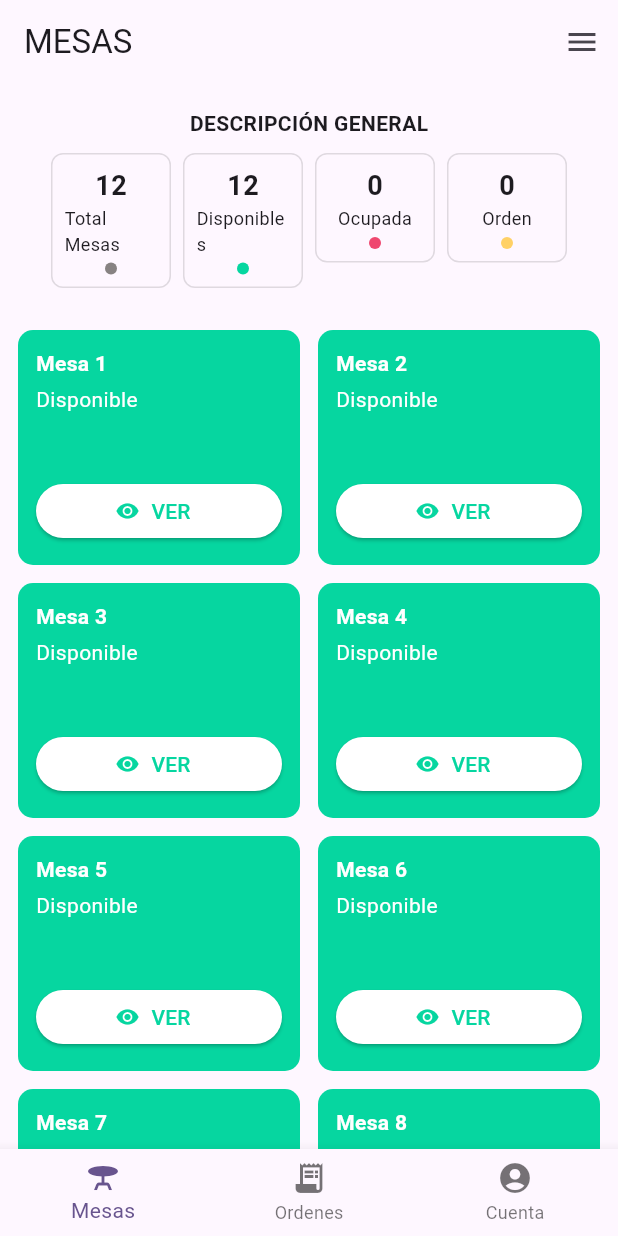
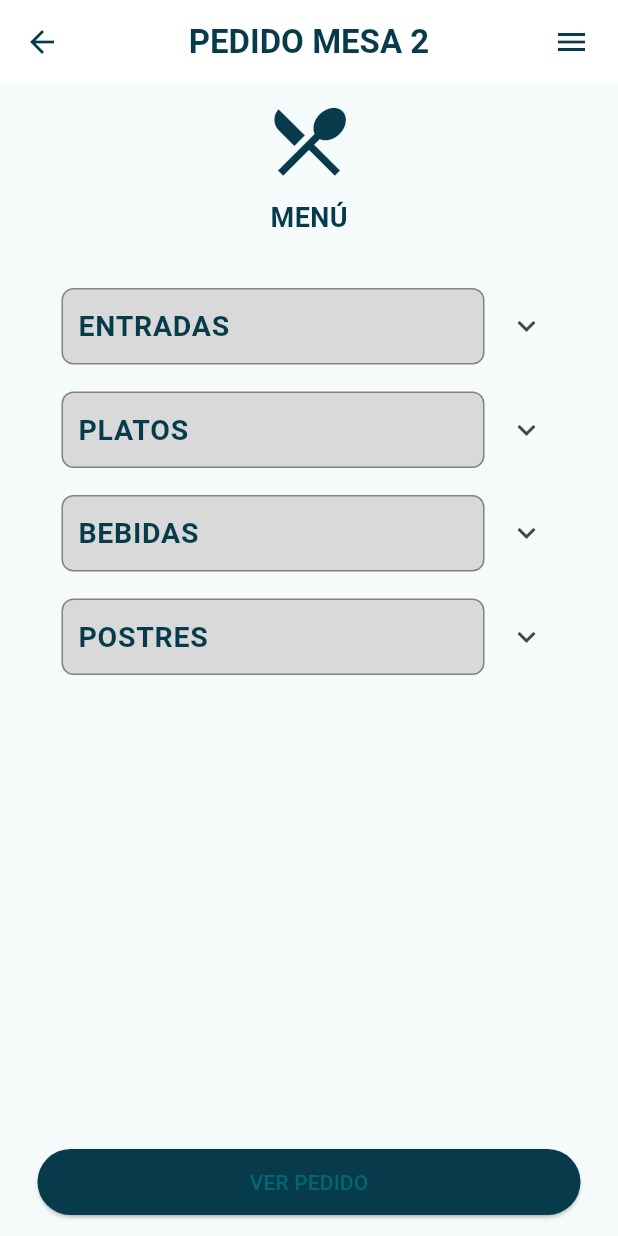
Before and after one commit to Bela1810/SmartDinner, a Flutter app: the screen it shows after launch, on a phone screen of 412 x 824 dp. Run offline on Flutter 3.47's test engine with Material 3 defaults, Android fonts, the phone set to English and light mode, and no system bars.

Commit message:
menu item started, hay que arreglar cositassss

```diff
--- a/lib/main.dart
+++ b/lib/main.dart
@@ -1,4 +1,5 @@
 import 'package:flutter/material.dart';
+import 'package:smartdinner/ui/screens/menu_screen/menu_screen.dart';
 import 'package:smartdinner/ui/screens/table_screen/table_screen.dart';
 
 void main() {
@@ -14,10 +15,10 @@ class MyApp extends StatelessWidget {
       title: 'Flutter Demo',
       debugShowCheckedModeBanner: false,
       theme: ThemeData(
-        colorScheme: ColorScheme.fromSeed(seedColor: Colors.deepPurple),
+        colorScheme: ColorScheme.fromSeed(seedColor: Colors.white),
         useMaterial3: true,
       ),
-      home: TableScreen(),
+      home: MenuPage(),
     );
   }
 }
--- /dev/null
+++ b/lib/ui/screens/menu_screen/menu_screen.dart
@@ -0,0 +1,195 @@
+import 'package:flutter/material.dart';
+
+class MenuPage extends StatefulWidget {
+  const MenuPage({super.key});
+
+  @override
+  State<MenuPage> createState() => _MenuPageState();
+}
+
+class _MenuPageState extends State<MenuPage> {
+  String selectedCategory = 'Entradas';
+
+  final List<String> categories = ['Entradas', 'Platos', 'Bebidas', 'Postres'];
+
+  final Map<String, List<Map<String, dynamic>>> menuItems = {
+    'Entradas': [
+      {
+        'nombre': 'Pan Tostado',
+        'precio': '10.000 COP',
+        'imagen': 'https://www.themealdb.com/images/media/meals/llcbn01574260722.jpg/medium',
+      },
+      {
+        'nombre': 'Papas Canadienses',
+        'precio': '12.000 COP',
+        'imagen': 'https://www.themealdb.com/images/media/meals/llcbn01574260722.jpg/medium',
+      },
+      {
+        'nombre': 'Tartas de Pollo',
+        'precio': '12.000 COP',
+        'imagen': 'https://www.themealdb.com/images/media/meals/llcbn01574260722.jpg/medium',
+      },
+      // Añadir nuevo ítem
+      {
+        'nombre': 'Tartas de Pollo - Nuevo',
+        'precio': '15.000 COP',
+        'imagen': 'https://www.themealdb.com/images/media/meals/llcbn01574260722.jpg/medium',
+      },
+    ],
+    'Platos': [
+      {
+        'nombre': 'Pan Tostado',
+        'precio': '10.000 COP',
+        'imagen': 'https://www.themealdb.com/images/media/meals/llcbn01574260722.jpg/medium',
+      },
+      {
+        'nombre': 'Papas Canadienses',
+        'precio': '12.000 COP',
+        'imagen': 'https://www.themealdb.com/images/media/meals/llcbn01574260722.jpg/medium',
+      },
+    ],
+    'Bebidas': [
+      {
+        'nombre': 'Pan Tostado',
+        'precio': '10.000 COP',
+        'imagen': 'https://www.themealdb.com/images/media/meals/llcbn01574260722.jpg/medium',
+      },
+      {
+        'nombre': 'Papas Canadienses',
+        'precio': '12.000 COP',
+        'imagen': 'https://www.themealdb.com/images/media/meals/llcbn01574260722.jpg/medium',
+      },
+    ],
+    'Postres': [
+      {
+        'nombre': 'Pan Tostado',
+        'precio': '10.000 COP',
+        'imagen': 'https://www.themealdb.com/images/media/meals/llcbn01574260722.jpg/medium',
+      },
+      {
+        'nombre': 'Papas Canadienses',
+        'precio': '12.000 COP',
+        'imagen': 'https://www.themealdb.com/images/media/meals/llcbn01574260722.jpg/medium',  // Todo esto son datos quemados
+      },
+    ],
+  };
+
+  @override
+  Widget build(BuildContext context) {
+    return Scaffold(
+      appBar: AppBar(
+        title: const Text('PEDIDO MESA 2',
+            style: TextStyle(
+                fontSize: 22,
+                fontWeight: FontWeight.bold,
+                color: Color(0xFF073B4C))),
+        centerTitle: true,
+        backgroundColor: Colors.white,
+        elevation: 0,
+        leading: const BackButton(color: Color(0xFF073B4C)),
+        actions: const [
+          Padding(
+            padding: EdgeInsets.only(right: 19),
+            child: Icon(Icons.menu, color: Color(0xFF073B4C)),  //hay que configurar el menu de tres barras
+          )
+        ],
+      ),
+      body: Padding(
+        padding: const EdgeInsets.symmetric(horizontal: 25),
+        child: Column(
+          crossAxisAlignment: CrossAxisAlignment.center,
+          children: [
+            const SizedBox(height: 8),
+            const Icon(Icons.restaurant_menu,
+                size: 60, color: Color(0xFF073B4C)),  //Aqui hay que poner el logo
+            const SizedBox(height: 8),
+            const Text('MENÚ',
+                style: TextStyle(
+                  fontSize: 18,
+                  fontWeight: FontWeight.bold,
+                  color: Color(0xFF073B4C),
+                )),
+            const SizedBox(height: 25),
+            Expanded(
+              child: ListView(
+                children: categories.map((category) {
+                  final List<Map<String, dynamic>> items =
+                      menuItems[category] ?? [];
+                  return ExpansionTile(
+                    title: Container(
+                      padding: const EdgeInsets.all(10),
+                      decoration: BoxDecoration(
+                        color: Color(0xFFD9D9D9),
+                        border: Border.all(
+                            color: Color(0xFF878282), width: 1),
+                        borderRadius: BorderRadius.circular(8),
+                      ),
+                      child: Text(
+                        category.toUpperCase(),
+                        style: const TextStyle(
+                          fontSize: 19,
+                          fontWeight: FontWeight.bold,
+                          color: Color(0xFF073B4C),
+                        ),
+                      ),
+                    ),
+                    children: items.map((item) {
+                      return Container(
+                        padding: EdgeInsets.all(10),
+                        child: Card(
+                          shape: RoundedRectangleBorder(
+                            borderRadius: BorderRadius.circular(8),
+                            side: const BorderSide(
+                                color: Color(0xFF073B4C), width: 2),
+                          ),
+                          child: ListTile(
+                            leading: Container(
+                              width: 70,
+                              height: 70,
+                              decoration: BoxDecoration(
+                                image: DecorationImage(
+                                  image: NetworkImage(item['imagen']),
+                                  fit: BoxFit.cover,
+                                ),
+                                borderRadius: BorderRadius.circular(8),
+                              ),
+                            ),
+                            title: Text(item['nombre'],
+                                style: const TextStyle(
+                                    fontWeight: FontWeight.bold,
+                                    fontSize: 16)),
+                            subtitle: Text(item['precio']),
+                            trailing: const Icon(Icons.add_circle_outline,
+                                color: Color(0xFF073B4C)),
+                          ),
+                        ),
+                      );
+                    }).toList(),
+                  );
+                }).toList(),
+              ),
+            ),
+            Container(
+              width: double.infinity,
+              margin: const EdgeInsets.symmetric(vertical: 12),
+              child: ElevatedButton(
+                onPressed: () {},
+                style: ElevatedButton.styleFrom(
+                  backgroundColor: const Color(0xFF073B4C),
+                  shape: RoundedRectangleBorder(
+                    borderRadius: BorderRadius.circular(30),
+                  ),
+                  padding: const EdgeInsets.symmetric(vertical: 12),
+                ),
+                child: const Text('VER PEDIDO'),
+              ),
+            ),
+          ],
+        ),
+      ),
+    );
+  }
+
+}
+
+//Falta arreglar el tamaño de cada item que se vea mas grande juntos con la imagen  y falta separar mas cada categoria para que no se vea pegado
--- a/lib/ui/screens/table_screen/table_screen.dart
+++ b/lib/ui/screens/table_screen/table_screen.dart
@@ -1,4 +1,8 @@
 import 'package:flutter/material.dart';
+import 'package:smartdinner/ui/widgets/bottom_nav_bar.dart';
+import 'package:smartdinner/ui/widgets/table_card.dart';
+import 'package:smartdinner/ui/widgets/table_description.dart';
+
 
 class TableScreen extends StatefulWidget {
   const TableScreen({super.key});
@@ -8,169 +12,59 @@ class TableScreen extends StatefulWidget {
 }
 
 class _TableScreenState extends State<TableScreen> {
-  List<Map<String, String>> mesas = [
-    {"nombre": "Mesa 1", "estado": "Disponible"},
-    {"nombre": "Mesa 2", "estado": "Disponible"},
-    {"nombre": "Mesa 3", "estado": "Disponible"},
-    {"nombre": "Mesa 4", "estado": "Disponible"},
-    {"nombre": "Mesa 5", "estado": "Disponible"},
-    {"nombre": "Mesa 6", "estado": "Disponible"},
-    {"nombre": "Mesa 7", "estado": "Disponible"},
-    {"nombre": "Mesa 8", "estado": "Disponible"},
-    {"nombre": "Mesa 9", "estado": "Disponible"},
-    {"nombre": "Mesa 10", "estado": "Disponible"},
-    {"nombre": "Mesa 11", "estado": "Disponible"},
-    {"nombre": "Mesa 12", "estado": "Disponible"},
-  ];
+  List<Map<String, String>> tables = List.generate(
+    12,
+    (i) => {
+      "name": "Mesa ${i + 1}",
+      "status": "Disponible",
+    },
+  );
 
-  final List<String> estados = ['Disponible', 'Orden', 'Ocupada'];
+  final List<String> statuses = ['Disponible', 'Pedido', 'Ocupada'];
 
-  void cambiarEstado(int index) {
-    final estadoActual = mesas[index]['estado']!;
-    final siguienteEstadoIndex =
-        (estados.indexOf(estadoActual) + 1) % estados.length;
+  void changeStatus(int index) {
+    final currentStatus = tables[index]['status']!;
+    final nextIndex = (statuses.indexOf(currentStatus) + 1) % statuses.length;
     setState(() {
-      mesas[index]['estado'] = estados[siguienteEstadoIndex];
+      tables[index]['status'] = statuses[nextIndex];
     });
-  }
-
-  Color getColor(String estado) {
-    switch (estado) {
-      case 'Disponible':
-        return Color(0XFF06D6A0);
-      case 'Ocupada':
-        return Color(0XFFEF476F);
-      case 'Orden':
-        return Color(0XFFFFD166);
-      default:
-        return Color(0xFF878282);
-    }
-  }
-
-  IconData getIcon(String estado) {
-    return Icons.remove_red_eye;
   }
 
   @override
   Widget build(BuildContext context) {
     return Scaffold(
       appBar: AppBar(
-        title: Text('MESAS'),
-        actions: [
-          IconButton(icon: Icon(Icons.menu), onPressed: () {}),
-        ],
+        title: const Text('MESAS',
+        style: TextStyle(
+          color: Color(0xFF073B4C),
+          fontWeight: FontWeight.bold
+        ),),
+        actions: [IconButton(icon: Icon(Icons.menu), onPressed: () {})],
       ),
       body: Column(
         children: [
-          Padding(
-            padding: EdgeInsets.symmetric(vertical: 16),
-            child: Column(
-              children: [
-                Text('DESCRIPCIÓN GENERAL',
-                    style: TextStyle(fontWeight: FontWeight.bold)),
-                SizedBox(height: 10),
-                Wrap(
-                  spacing: 8,
-                  children: [
-                    _buildSummaryBox(
-                        '${mesas.length}', 'Total Mesas', Color(0xFF878282)),
-                    _buildSummaryBox(
-                      '${mesas.where((m) => m["estado"] == "Disponible").length}',
-                      'Disponibles',
-                      Color(0XFF06D6A0),
-                    ),
-                    _buildSummaryBox(
-                      '${mesas.where((m) => m["estado"] == "Ocupada").length}',
-                      'Ocupada',
-                      Color(0XFFEF476F),
-                    ),
-                    _buildSummaryBox(
-                      '${mesas.where((m) => m["estado"] == "Orden").length}',
-                      'Orden',
-                      Color(0XFFFFD166),
-                    ),
-                  ],
-                ),
-              ],
-            ),
-          ),
+          TableDescription(tables: tables),
           Expanded(
             child: GridView.builder(
-              padding: EdgeInsets.all(12),
-              itemCount: mesas.length,
-              gridDelegate: SliverGridDelegateWithFixedCrossAxisCount(
+              padding: const EdgeInsets.all(16),
+              itemCount: tables.length,
+              gridDelegate: const SliverGridDelegateWithFixedCrossAxisCount(
                 crossAxisCount: 2,
-                crossAxisSpacing: 12,
-                mainAxisSpacing: 12,
+                crossAxisSpacing: 8,
                 childAspectRatio: 1.2,
               ),
               itemBuilder: (context, index) {
-                final mesa = mesas[index];
-                final estado = mesa["estado"]!;
-                return Container(
-                  decoration: BoxDecoration(
-                    color: getColor(estado),
-                    borderRadius: BorderRadius.circular(10),
-                  ),
-                  padding: EdgeInsets.all(12),
-                  child: Column(
-                    crossAxisAlignment: CrossAxisAlignment.start,
-                    children: [
-                      Text(mesa["nombre"]!,
-                          style: TextStyle(
-                              color: Colors.white,
-                              fontWeight: FontWeight.bold)),
-                      SizedBox(height: 4),
-                      Text(estado, style: TextStyle(color: Colors.white)),
-                      Spacer(),
-                      ElevatedButton.icon(
-                        onPressed: () => cambiarEstado(index),
-                        icon: Icon(getIcon(estado), size: 16),
-                        label: Text("VER"),
-                        style: ElevatedButton.styleFrom(
-                          backgroundColor: Colors.white,
-                          foregroundColor: getColor(estado),
-                          minimumSize: Size(double.infinity, 36),
-                        ),
-                      )
-                    ],
-                  ),
+                return TableCard(
+                  name: tables[index]["name"]!,
+                  status: tables[index]["status"]!,
+                  onPressed: () => changeStatus(index),
                 );
               },
             ),
           ),
         ],
       ),
-      bottomNavigationBar: BottomNavigationBar(
-        currentIndex: 0,
-        items: [
-          BottomNavigationBarItem(icon: Icon(Icons.table_bar), label: 'Mesas'),
-          BottomNavigationBarItem(
-              icon: Icon(Icons.receipt_long), label: 'Ordenes'),
-          BottomNavigationBarItem(
-              icon: Icon(Icons.account_circle), label: 'Cuenta'),
-        ],
-      ),
-    );
-  }
-
-  Widget _buildSummaryBox(String value, String label, Color color) {
-    return Container(
-      width: 80,
-      padding: EdgeInsets.all(8),
-      decoration: BoxDecoration(
-        border: Border.all(color: Colors.black12),
-        borderRadius: BorderRadius.circular(8),
-      ),
-      child: Column(
-        children: [
-          Text(value,
-              style: TextStyle(fontSize: 18, fontWeight: FontWeight.bold)),
-          Text(label, style: TextStyle(fontSize: 12)),
-          SizedBox(height: 4),
-          CircleAvatar(radius: 4, backgroundColor: color),
-        ],
-      ),
+      bottomNavigationBar: const TableBottomNavBar(),
     );
   }
 }
```
Also changed, not shown: lib/ui/widgets/bottom_nav_bar.dart (added, +31 -0 lines), lib/ui/widgets/box_description.dart (added, +40 -0 lines), lib/ui/widgets/table_card.dart (added, +79 -0 lines), lib/ui/widgets/table_description.dart (added, +49 -0 lines).
